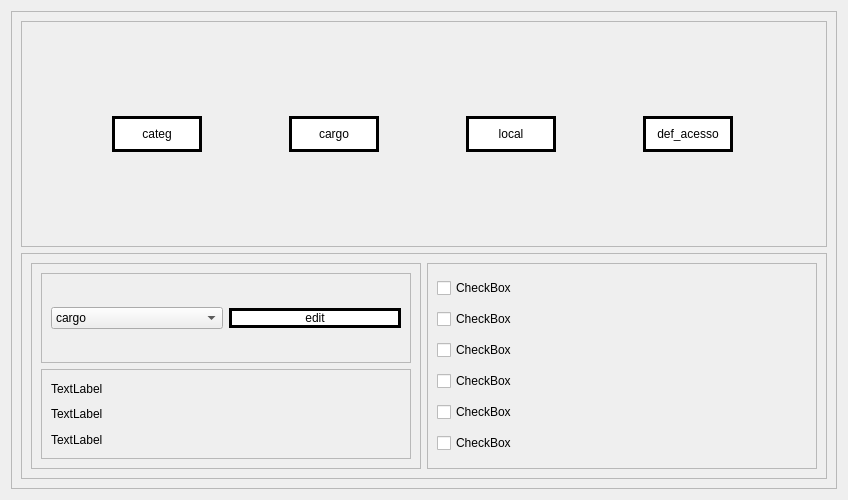
eduardogm22/controle_patrimonio, file PATP/asset_ctrl/templates/interfaces/config_screen.ui: the form before one commit.
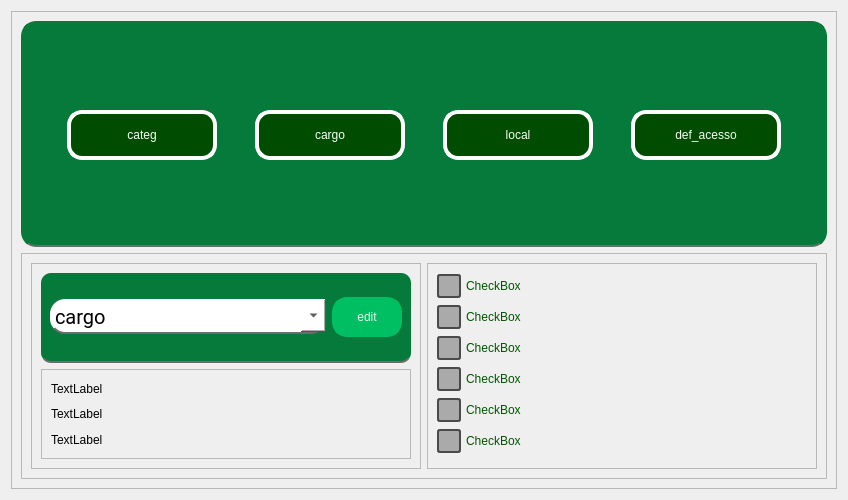
The form after the commit.

Diff of the .ui file:
```diff
--- a/PATP/asset_ctrl/templates/interfaces/config_screen.ui
+++ b/PATP/asset_ctrl/templates/interfaces/config_screen.ui
@@ -25,6 +25,12 @@
      <layout class="QVBoxLayout" name="verticalLayout_5">
       <item>
        <widget class="QFrame" name="frame_3">
+        <property name="styleSheet">
+         <string notr="true">border-radius:15px;
+border:5px solid #057A3A;
+background-color: #057A3A;
+border-bottom: 2px solid rgb(108, 108, 108);</string>
+        </property>
         <property name="frameShape">
          <enum>QFrame::StyledPanel</enum>
         </property>
@@ -42,13 +48,31 @@
            </property>
            <property name="maximumSize">
             <size>
-             <width>90</width>
-             <height>36</height>
+             <width>150</width>
+             <height>50</height>
             </size>
            </property>
            <property name="styleSheet">
-            <string notr="true">background-color:white;
-border:3px solid black;</string>
+            <string notr="true">
+
+
+
+QPushButton { color:rgb(254, 253, 247);
+	border-radius:15px;		
+	border: 4px solid rgb(255, 255, 255);
+	background-color: rgb(0, 76, 0)
+
+ }
+
+QPushButton:hover{background-color:#057A3A;color:white}
+
+QPushButton:pressed{
+ padding-left: 5px;
+ padding-top:5px;
+ 
+	background-color: rgb(0, 85, 0);
+ 
+}</string>
            </property>
            <property name="text">
             <string>categ</string>
@@ -65,13 +89,31 @@
            </property>
            <property name="maximumSize">
             <size>
-             <width>90</width>
-             <height>36</height>
+             <width>150</width>
+             <height>50</height>
             </size>
            </property>
            <property name="styleSheet">
-            <string notr="true">background-color:white;
-border:3px solid black;</string>
+            <string notr="true">
+
+
+
+QPushButton { color:rgb(254, 253, 247);
+	border-radius:15px;		
+	border: 4px solid rgb(255, 255, 255);
+	background-color: rgb(0, 76, 0)
+
+ }
+
+QPushButton:hover{background-color:#057A3A;color:white}
+
+QPushButton:pressed{
+ padding-left: 5px;
+ padding-top:5px;
+ 
+	background-color: rgb(0, 85, 0);
+ 
+}</string>
            </property>
            <property name="text">
             <string>cargo</string>
@@ -88,13 +130,31 @@
            </property>
            <property name="maximumSize">
             <size>
-             <width>90</width>
-             <height>36</height>
+             <width>150</width>
+             <height>50</height>
             </size>
            </property>
            <property name="styleSheet">
-            <string notr="true">background-color:white;
-border:3px solid black;</string>
+            <string notr="true">
+
+
+
+QPushButton { color:rgb(254, 253, 247);
+	border-radius:15px;		
+	border: 4px solid rgb(255, 255, 255);
+	background-color: rgb(0, 76, 0)
+
+ }
+
+QPushButton:hover{background-color:#057A3A;color:white}
+
+QPushButton:pressed{
+ padding-left: 5px;
+ padding-top:5px;
+ 
+	background-color: rgb(0, 85, 0);
+ 
+}</string>
            </property>
            <property name="text">
             <string>local</string>
@@ -111,13 +171,31 @@
            </property>
            <property name="maximumSize">
             <size>
-             <width>90</width>
-             <height>36</height>
+             <width>150</width>
+             <height>50</height>
             </size>
            </property>
            <property name="styleSheet">
-            <string notr="true">background-color:white;
-border:3px solid black;</string>
+            <string notr="true">
+
+
+
+QPushButton { color:rgb(254, 253, 247);
+	border-radius:15px;		
+	border: 4px solid rgb(255, 255, 255);
+	background-color: rgb(0, 76, 0)
+
+ }
+
+QPushButton:hover{background-color:#057A3A;color:white}
+
+QPushButton:pressed{
+ padding-left: 5px;
+ padding-top:5px;
+ 
+	background-color: rgb(0, 85, 0);
+ 
+}</string>
            </property>
            <property name="text">
             <string>def_acesso</string>
@@ -147,6 +225,11 @@
            <layout class="QVBoxLayout" name="verticalLayout_4">
             <item>
              <widget class="QFrame" name="frame_6">
+              <property name="styleSheet">
+               <string notr="true">border-radius:10px;
+background-color: #057A3A;
+border-bottom: 2px solid rgb(108, 108, 108);</string>
+              </property>
               <property name="frameShape">
                <enum>QFrame::StyledPanel</enum>
               </property>
@@ -156,6 +239,45 @@
               <layout class="QHBoxLayout" name="horizontalLayout_2">
                <item>
                 <widget class="QComboBox" name="comboBox">
+                 <property name="minimumSize">
+                  <size>
+                   <width>250</width>
+                   <height>30</height>
+                  </size>
+                 </property>
+                 <property name="maximumSize">
+                  <size>
+                   <width>16777215</width>
+                   <height>35</height>
+                  </size>
+                 </property>
+                 <property name="font">
+                  <font>
+                   <family>Roboto</family>
+                   <pointsize>15</pointsize>
+                  </font>
+                 </property>
+                 <property name="contextMenuPolicy">
+                  <enum>Qt::ActionsContextMenu</enum>
+                 </property>
+                 <property name="layoutDirection">
+                  <enum>Qt::LeftToRight</enum>
+                 </property>
+                 <property name="styleSheet">
+                  <string notr="true">QComboBox{background-color:white;
+text-align:center;
+border-radius: 15px;}
+
+QComboBox::drop-down {
+    width: 25px; /* Largura do quadrado */
+
+}
+
+ </string>
+                 </property>
+                 <property name="sizeAdjustPolicy">
+                  <enum>QComboBox::AdjustToMinimumContentsLengthWithIcon</enum>
+                 </property>
                  <item>
                   <property name="text">
                    <string>cargo</string>
@@ -165,9 +287,29 @@
                </item>
                <item>
                 <widget class="QPushButton" name="pushButton_5">
+                 <property name="maximumSize">
+                  <size>
+                   <width>70</width>
+                   <height>40</height>
+                  </size>
+                 </property>
                  <property name="styleSheet">
-                  <string notr="true">background-color:white;
-border:3px solid black;</string>
+                  <string notr="true">
+
+QPushButton { color: rgb(243, 239, 238);
+	border-radius:15px;		
+	border: 4px solid #00BF63;
+	background-color:#00BF63;
+ }
+
+QPushButton:hover{background-color:rgb(255, 240, 238);color:#00BF63}
+
+QPushButton:pressed{
+ padding-left: 5px;
+ padding-top:5px;
+	background-color: rgb(227, 227, 227);
+ 
+}</string>
                  </property>
                  <property name="text">
                   <string>edit</string>
@@ -224,6 +366,32 @@
            <layout class="QVBoxLayout" name="verticalLayout_2">
             <item>
              <widget class="QCheckBox" name="checkBox_5">
+              <property name="styleSheet">
+               <string notr="true"> QCheckBox {
+    spacing: 5px; /* Espaçamento entre o checkbox e o texto */
+    color: rgb(0, 85, 0); /* Cor do texto */
+}
+
+QCheckBox::indicator {
+    width: 20px;  /* Largura do checkbox */
+    height: 20px; /* Altura do checkbox */
+      background-color: #aaaaaa; /* Cor de fundo padrão */
+    border: 2px solid rgb(74, 74, 74);
+    border-radius: 3px;
+}
+
+QCheckBox::indicator:checked {
+    background-color: rgb(97, 166, 99); /* Cor de fundo padrão */
+    border: 2px solid rgb(0, 85, 0);
+    background-color: #4CAF50; /* Cor de fundo quando está marcado */
+    border: 2px solid #4CAF50;
+ 
+}
+QCheckBox::indicator:unchecked:hover {
+      background-color: rgb(97, 166, 99); /* Cor de fundo padrão */
+border: 2px solid rgb(0, 85, 0); 
+}</string>
+              </property>
               <property name="text">
                <string>CheckBox</string>
               </property>
@@ -231,6 +399,32 @@
             </item>
             <item>
              <widget class="QCheckBox" name="checkBox">
+              <property name="styleSheet">
+               <string notr="true"> QCheckBox {
+    spacing: 5px; /* Espaçamento entre o checkbox e o texto */
+    color: rgb(0, 85, 0); /* Cor do texto */
+}
+
+QCheckBox::indicator {
+    width: 20px;  /* Largura do checkbox */
+    height: 20px; /* Altura do checkbox */
+      background-color: #aaaaaa; /* Cor de fundo padrão */
+    border: 2px solid rgb(74, 74, 74);
+    border-radius: 3px;
+}
+
+QCheckBox::indicator:checked {
+    background-color: rgb(97, 166, 99); /* Cor de fundo padrão */
+    border: 2px solid rgb(0, 85, 0);
+    background-color: #4CAF50; /* Cor de fundo quando está marcado */
+    border: 2px solid #4CAF50;
+ 
+}
+QCheckBox::indicator:unchecked:hover {
+      background-color: rgb(97, 166, 99); /* Cor de fundo padrão */
+border: 2px solid rgb(0, 85, 0); 
+}</string>
+              </property>
               <property name="text">
                <string>CheckBox</string>
               </property>
@@ -238,6 +432,32 @@
             </item>
             <item>
              <widget class="QCheckBox" name="checkBox_2">
+              <property name="styleSheet">
+               <string notr="true"> QCheckBox {
+    spacing: 5px; /* Espaçamento entre o checkbox e o texto */
+    color: rgb(0, 85, 0); /* Cor do texto */
+}
+
+QCheckBox::indicator {
+    width: 20px;  /* Largura do checkbox */
+    height: 20px; /* Altura do checkbox */
+      background-color: #aaaaaa; /* Cor de fundo padrão */
+    border: 2px solid rgb(74, 74, 74);
+    border-radius: 3px;
+}
+
+QCheckBox::indicator:checked {
+    background-color: rgb(97, 166, 99); /* Cor de fundo padrão */
+    border: 2px solid rgb(0, 85, 0);
+    background-color: #4CAF50; /* Cor de fundo quando está marcado */
+    border: 2px solid #4CAF50;
+ 
+}
+QCheckBox::indicator:unchecked:hover {
+      background-color: rgb(97, 166, 99); /* Cor de fundo padrão */
+border: 2px solid rgb(0, 85, 0); 
+}</string>
+              </property>
               <property name="text">
                <string>CheckBox</string>
               </property>
@@ -245,6 +465,32 @@
             </item>
             <item>
              <widget class="QCheckBox" name="checkBox_3">
+              <property name="styleSheet">
+               <string notr="true"> QCheckBox {
+    spacing: 5px; /* Espaçamento entre o checkbox e o texto */
+    color: rgb(0, 85, 0); /* Cor do texto */
+}
+
+QCheckBox::indicator {
+    width: 20px;  /* Largura do checkbox */
+    height: 20px; /* Altura do checkbox */
+      background-color: #aaaaaa; /* Cor de fundo padrão */
+    border: 2px solid rgb(74, 74, 74);
+    border-radius: 3px;
+}
+
+QCheckBox::indicator:checked {
+    background-color: rgb(97, 166, 99); /* Cor de fundo padrão */
+    border: 2px solid rgb(0, 85, 0);
+    background-color: #4CAF50; /* Cor de fundo quando está marcado */
+    border: 2px solid #4CAF50;
+ 
+}
+QCheckBox::indicator:unchecked:hover {
+      background-color: rgb(97, 166, 99); /* Cor de fundo padrão */
+border: 2px solid rgb(0, 85, 0); 
+}</string>
+              </property>
               <property name="text">
                <string>CheckBox</string>
               </property>
@@ -252,6 +498,32 @@
             </item>
             <item>
              <widget class="QCheckBox" name="checkBox_4">
+              <property name="styleSheet">
+               <string notr="true"> QCheckBox {
+    spacing: 5px; /* Espaçamento entre o checkbox e o texto */
+    color: rgb(0, 85, 0); /* Cor do texto */
+}
+
+QCheckBox::indicator {
+    width: 20px;  /* Largura do checkbox */
+    height: 20px; /* Altura do checkbox */
+      background-color: #aaaaaa; /* Cor de fundo padrão */
+    border: 2px solid rgb(74, 74, 74);
+    border-radius: 3px;
+}
+
+QCheckBox::indicator:checked {
+    background-color: rgb(97, 166, 99); /* Cor de fundo padrão */
+    border: 2px solid rgb(0, 85, 0);
+    background-color: #4CAF50; /* Cor de fundo quando está marcado */
+    border: 2px solid #4CAF50;
+ 
+}
+QCheckBox::indicator:unchecked:hover {
+      background-color: rgb(97, 166, 99); /* Cor de fundo padrão */
+border: 2px solid rgb(0, 85, 0); 
+}</string>
+              </property>
               <property name="text">
                <string>CheckBox</string>
               </property>
@@ -259,6 +531,32 @@
             </item>
             <item>
              <widget class="QCheckBox" name="checkBox_6">
+              <property name="styleSheet">
+               <string notr="true"> QCheckBox {
+    spacing: 5px; /* Espaçamento entre o checkbox e o texto */
+    color: rgb(0, 85, 0); /* Cor do texto */
+}
+
+QCheckBox::indicator {
+    width: 20px;  /* Largura do checkbox */
+    height: 20px; /* Altura do checkbox */
+      background-color: #aaaaaa; /* Cor de fundo padrão */
+    border: 2px solid rgb(74, 74, 74);
+    border-radius: 3px;
+}
+
+QCheckBox::indicator:checked {
+    background-color: rgb(97, 166, 99); /* Cor de fundo padrão */
+    border: 2px solid rgb(0, 85, 0);
+    background-color: #4CAF50; /* Cor de fundo quando está marcado */
+    border: 2px solid #4CAF50;
+ 
+}
+QCheckBox::indicator:unchecked:hover {
+      background-color: rgb(97, 166, 99); /* Cor de fundo padrão */
+border: 2px solid rgb(0, 85, 0); 
+}</string>
+              </property>
               <property name="text">
                <string>CheckBox</string>
               </property>
```
